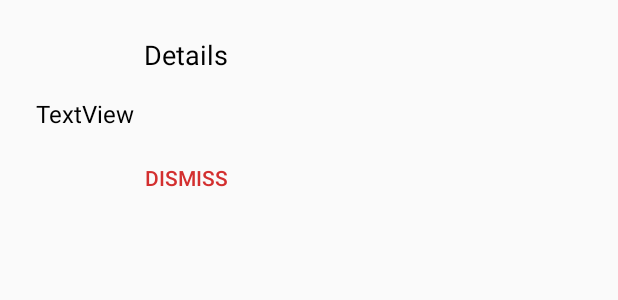
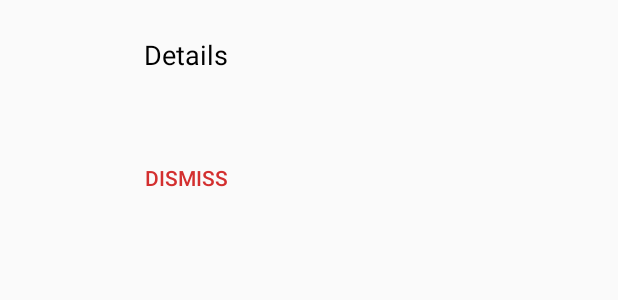
Before and after one commit to DxExWxExY/MySSH, an Android app: the layout file_details_dialog.xml on its own in the app's theme, with its tools: preview values and no code run, on a phone screen of 412 x 824 dp. Shown: the top 300 px of the screen. Run offline under Robolectric (Android 15) with nearby library versions, the phone set to English and light mode, and no system bars.

Commit message:
Fixed Warnings

```diff
--- a/app/src/main/java/com/dxexwxexy/myssh/Activities/FilesViewer.java
+++ b/app/src/main/java/com/dxexwxexy/myssh/Activities/FilesViewer.java
@@ -46,7 +46,7 @@ public class FilesViewer extends RecyclerView.Adapter<RecyclerView.ViewHolder> {
     @Override
     public void onBindViewHolder(@NonNull RecyclerView.ViewHolder viewHolder, int i) {
         FileItemHolder file = (FileItemHolder) viewHolder;
-        file.i = i;
+        file.i = viewHolder.getAdapterPosition();
         file.setData();
     }
 
--- a/app/src/main/res/layout/file_details_dialog.xml
+++ b/app/src/main/res/layout/file_details_dialog.xml
@@ -1,7 +1,6 @@
 <?xml version="1.0" encoding="utf-8"?>
 <android.support.constraint.ConstraintLayout xmlns:android="http://schemas.android.com/apk/res/android"
     xmlns:app="http://schemas.android.com/apk/res-auto"
-    xmlns:tools="http://schemas.android.com/tools"
     android:layout_width="wrap_content"
     android:layout_height="wrap_content">
 
@@ -26,9 +25,8 @@
         android:layout_marginStart="24dp"
         android:layout_marginTop="16dp"
         android:layout_marginEnd="24dp"
-        android:autoText="true"
         android:scrollHorizontally="true"
-        android:text="TextView"
+        android:text=""
         android:textColor="@android:color/black"
         android:textSize="16sp"
         app:layout_constraintEnd_toEndOf="parent"
@@ -43,7 +41,7 @@
         android:layout_marginTop="8dp"
         android:layout_marginBottom="8dp"
         android:background="@android:color/transparent"
-        android:text="Dismiss"
+        android:text="@string/dismiss"
         android:textColor="@color/colorAccent"
         app:layout_constraintBottom_toBottomOf="parent"
         app:layout_constraintEnd_toEndOf="@+id/file_dialog_details"
--- a/app/src/main/res/layout/file_item_view.xml
+++ b/app/src/main/res/layout/file_item_view.xml
@@ -1,7 +1,6 @@
 <?xml version="1.0" encoding="utf-8"?>
 <android.support.constraint.ConstraintLayout xmlns:android="http://schemas.android.com/apk/res/android"
     xmlns:app="http://schemas.android.com/apk/res-auto"
-    xmlns:tools="http://schemas.android.com/tools"
     android:id="@+id/file_layout"
     android:layout_width="match_parent"
     android:layout_height="wrap_content"
--- a/app/src/main/res/values/strings.xml
+++ b/app/src/main/res/values/strings.xml
@@ -31,4 +31,5 @@
     <string name="create_directory">Create Directory</string>
     <string name="open_shell">Open Shell</string>
     <string name="close_connection">Close Connection</string>
+    <string name="dismiss">Dismiss</string>
 </resources>
--- /dev/null
+++ b/settings.gradle
@@ -0,0 +1 @@
+include ':app'
```
Also changed, not shown: build.gradle (added, +27 -0 lines), gradle.properties (added, +13 -0 lines), gradle/wrapper/gradle-wrapper.properties (added), 6 other files.
